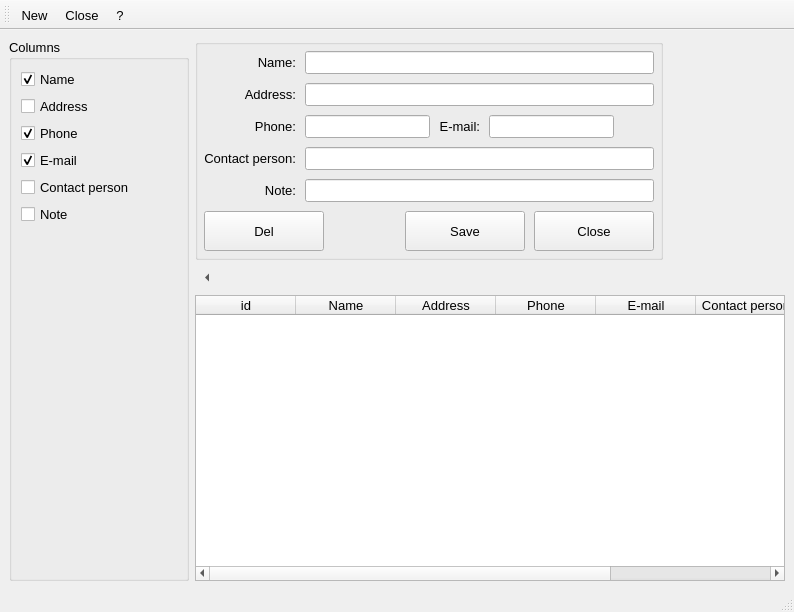
Before: the Qt Designer form librarian/organizations.ui in Skyrim78/Librarian, drawn with Qt 5.
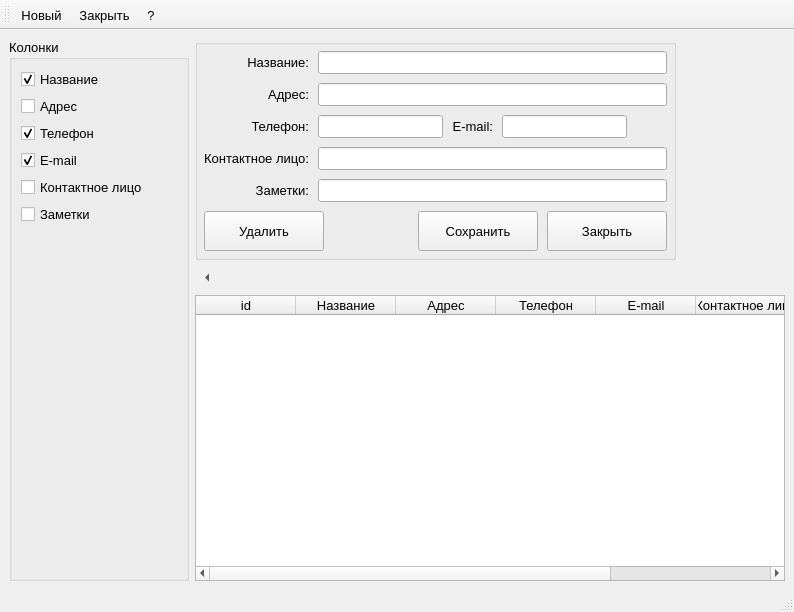
After: the same form once the commit is applied.

```diff
--- a/librarian/organizations.ui
+++ b/librarian/organizations.ui
@@ -43,7 +43,7 @@
          </font>
         </property>
         <property name="title">
-         <string>Columns</string>
+         <string>Колонки</string>
         </property>
         <layout class="QGridLayout" name="gridLayout_2">
          <item row="0" column="0">
@@ -51,7 +51,7 @@
            <item>
             <widget class="QCheckBox" name="checkBox_name">
              <property name="text">
-              <string>Name</string>
+              <string>Название</string>
              </property>
              <property name="checked">
               <bool>true</bool>
@@ -61,14 +61,14 @@
            <item>
             <widget class="QCheckBox" name="checkBox_address">
              <property name="text">
-              <string>Address</string>
+              <string>Адрес</string>
              </property>
             </widget>
            </item>
            <item>
             <widget class="QCheckBox" name="checkBox_phone">
              <property name="text">
-              <string>Phone</string>
+              <string>Телефон</string>
              </property>
              <property name="checked">
               <bool>true</bool>
@@ -88,14 +88,14 @@
            <item>
             <widget class="QCheckBox" name="checkBox_face">
              <property name="text">
-              <string>Contact person</string>
+              <string>Контактное лицо</string>
              </property>
             </widget>
            </item>
            <item>
             <widget class="QCheckBox" name="checkBox_note">
              <property name="text">
-              <string>Note</string>
+              <string>Заметки</string>
              </property>
             </widget>
            </item>
@@ -148,7 +148,7 @@
                    <item>
                     <widget class="QLabel" name="label">
                      <property name="text">
-                      <string>Name:</string>
+                      <string>Название:</string>
                      </property>
                      <property name="alignment">
                       <set>Qt::AlignRight|Qt::AlignTrailing|Qt::AlignVCenter</set>
@@ -158,7 +158,7 @@
                    <item>
                     <widget class="QLabel" name="label_2">
                      <property name="text">
-                      <string>Address:</string>
+                      <string>Адрес:</string>
                      </property>
                      <property name="alignment">
                       <set>Qt::AlignRight|Qt::AlignTrailing|Qt::AlignVCenter</set>
@@ -168,7 +168,7 @@
                    <item>
                     <widget class="QLabel" name="label_3">
                      <property name="text">
-                      <string>Phone:</string>
+                      <string>Телефон:</string>
                      </property>
                      <property name="alignment">
                       <set>Qt::AlignRight|Qt::AlignTrailing|Qt::AlignVCenter</set>
@@ -178,7 +178,7 @@
                    <item>
                     <widget class="QLabel" name="label_5">
                      <property name="text">
-                      <string>Contact person:</string>
+                      <string>Контактное лицо:</string>
                      </property>
                      <property name="alignment">
                       <set>Qt::AlignRight|Qt::AlignTrailing|Qt::AlignVCenter</set>
@@ -188,7 +188,7 @@
                    <item>
                     <widget class="QLabel" name="label_6">
                      <property name="text">
-                      <string>Note:</string>
+                      <string>Заметки:</string>
                      </property>
                      <property name="alignment">
                       <set>Qt::AlignRight|Qt::AlignTrailing|Qt::AlignVCenter</set>
@@ -271,7 +271,7 @@
                     </size>
                    </property>
                    <property name="text">
-                    <string>Del</string>
+                    <string>Удалить</string>
                    </property>
                   </widget>
                  </item>
@@ -312,7 +312,7 @@
                     <string notr="true"/>
                    </property>
                    <property name="text">
-                    <string>Save</string>
+                    <string>Сохранить</string>
                    </property>
                   </widget>
                  </item>
@@ -346,7 +346,7 @@
                     <string notr="true"/>
                    </property>
                    <property name="text">
-                    <string>Close</string>
+                    <string>Закрыть</string>
                    </property>
                   </widget>
                  </item>
@@ -441,7 +441,7 @@
           </column>
           <column>
            <property name="text">
-            <string>Name</string>
+            <string>Название</string>
            </property>
            <property name="font">
             <font>
@@ -454,7 +454,7 @@
           </column>
           <column>
            <property name="text">
-            <string>Address</string>
+            <string>Адрес</string>
            </property>
            <property name="font">
             <font>
@@ -467,7 +467,7 @@
           </column>
           <column>
            <property name="text">
-            <string>Phone</string>
+            <string>Телефон</string>
            </property>
            <property name="font">
             <font>
@@ -493,7 +493,7 @@
           </column>
           <column>
            <property name="text">
-            <string>Contact person</string>
+            <string>Контактное лицо</string>
            </property>
            <property name="font">
             <font>
@@ -506,7 +506,7 @@
           </column>
           <column>
            <property name="text">
-            <string>Note</string>
+            <string>Заметки</string>
            </property>
            <property name="font">
             <font>
@@ -551,12 +551,12 @@
   </widget>
   <action name="actionAdd">
    <property name="text">
-    <string>New</string>
+    <string>Новый</string>
    </property>
   </action>
   <action name="actionClose">
    <property name="text">
-    <string>Close</string>
+    <string>Закрыть</string>
    </property>
   </action>
   <action name="actionHelp">
```
Left out of the diff: 2 changed lines with no effect on the pictures.
